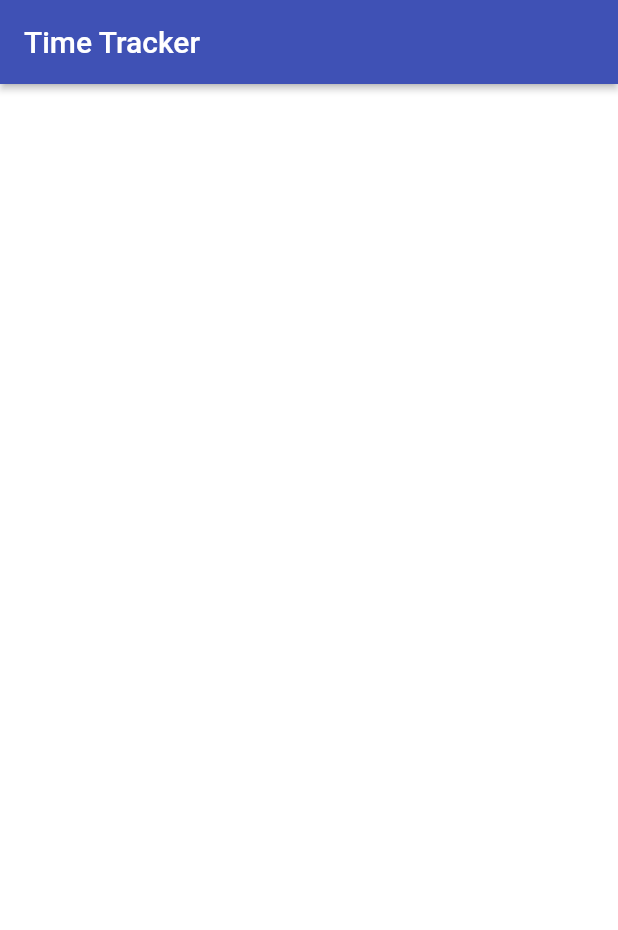
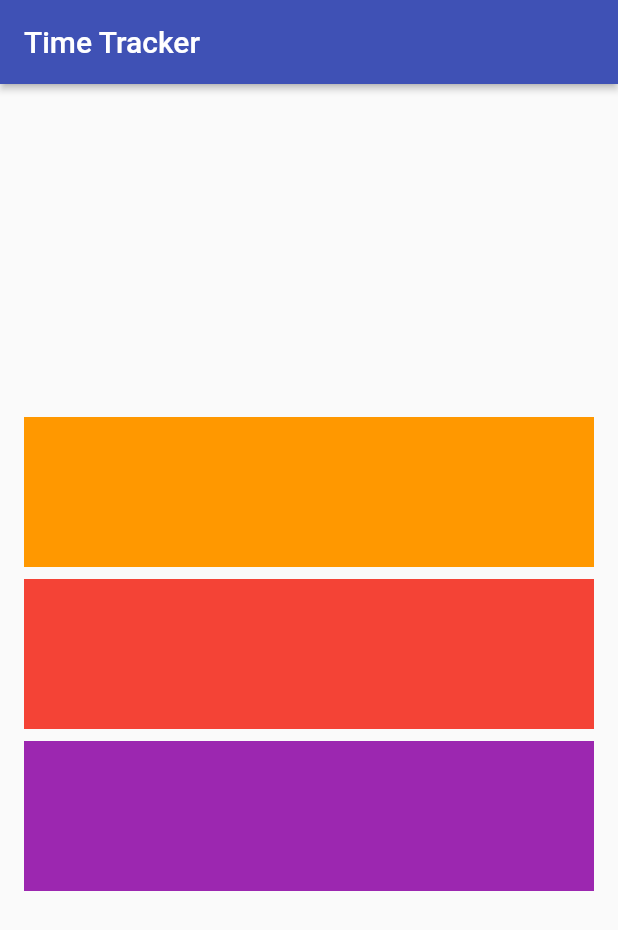
Before and after one commit to louishinohara/time_tracker, a Flutter app: the screen it shows after launch, on a phone screen of 412 x 824 dp. Shown: the top 930 px of the screen. Run offline on Flutter 3.47's test engine with Material 2 defaults, Android fonts, the phone set to English and light mode, and no system bars.

```diff
--- a/lib/app/sign_in/sign_in_page.dart
+++ b/lib/app/sign_in/sign_in_page.dart
@@ -4,19 +4,57 @@ class SignInPage extends StatelessWidget {
   // Creating a new class for the main.dart
   @override
   Widget build(BuildContext context) {
-    return Scaffold(
+    var scaffold3 = Scaffold(
       // Used to build the page
       appBar: AppBar(
         title: Text('Time Tracker'), // Text displayed on app bar
         elevation: 2,
       ),
-      body: Container(
-          color: Colors.white,
-          child: Column( // A container can specify a widget child
-            children: <Widget>[ // A column has children which is a list of widgets
-              Container(color: Colors.orange,)
-            ],
-          )),
+      body: _buildContent(),
+    );
+    var scaffold2 = scaffold3;
+    var scaffold = scaffold2;
+    return scaffold;
+  }
+
+  Widget _buildContent() {
+    // Set return type to be a widget
+    return Padding(
+      padding: EdgeInsets.all(16),
+      child: Column(
+        crossAxisAlignment: CrossAxisAlignment.stretch,
+        mainAxisAlignment: MainAxisAlignment.center,
+        // A container can specify a widget child
+        children: <Widget>[
+          // A column has children which is a list of widgets
+          Container(
+            color: Colors.orange,
+            // Widget for a box. Uses the container and creates individual space on page
+            child: SizedBox(
+              height: 100,
+            ),
+          ),
+          SizedBox(
+            height: 8,
+          ),
+          Container(
+            color: Colors.red,
+            child: SizedBox(
+              // Widget for a box. Uses the container and creates individual space on page
+              height: 100,
+            ),
+          ),
+          SizedBox(height: 8),
+          Container(
+            color: Colors.purple,
+            // Widget for a box. Uses the container and creates individual space on page
+            child: SizedBox(
+              height: 100,
+            ),
+          ),
+          SizedBox(height: 8),
+        ],
+      ),
     );
   }
 }
```
